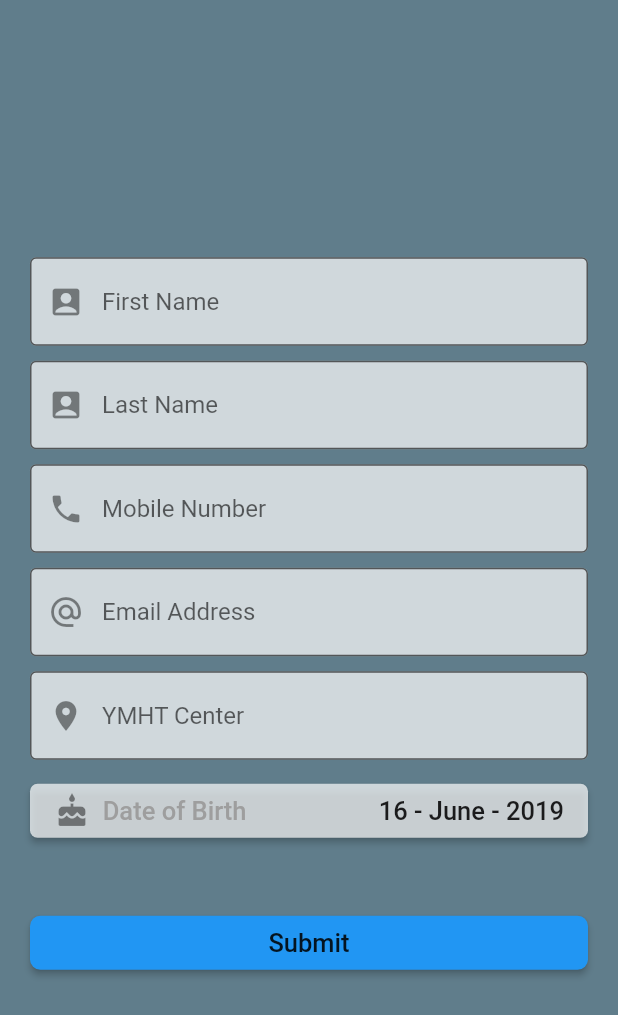
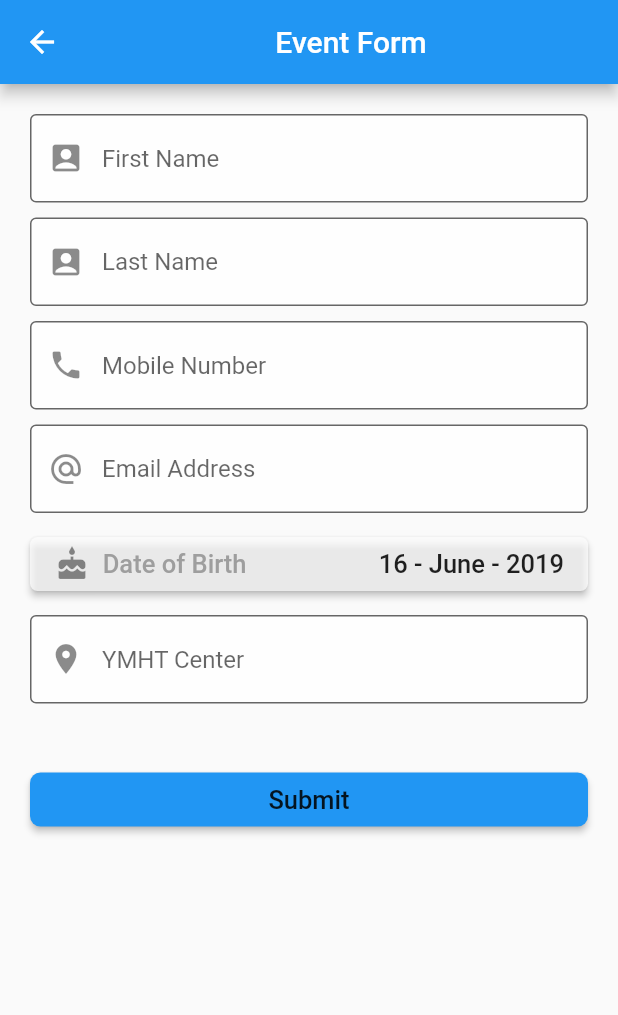
Before and after one commit to gnani-ni-chaya-ma/GNC-event-registration, a Flutter app: the EventForm screen opened directly, on a phone screen of 412 x 824 dp. Shown: the top 1015 px of the screen. Run offline on Flutter 3.47's test engine with Material 2 defaults, Android fonts, the phone set to English and light mode, and no system bars; our stand-ins replace rxdart, validators; missing offline and left inert: flutter_web.

Commit message:
just refactored the code.

```diff
--- a/lib/src/app.dart
+++ b/lib/src/app.dart
@@ -7,9 +7,10 @@ import 'screens/event-list/EventList.dart';
 class App extends StatelessWidget {
   @override
   Widget build(BuildContext context) {
-    return MaterialApp(home: EventForm(), routes: <String, WidgetBuilder>{
+    return MaterialApp(home: EventCategories(), routes: <String, WidgetBuilder>{
       '/categories': (BuildContext context) => new EventCategories(),
       '/list': (BuildContext context) => new EventList(),
+      '/form': (BuildContext context) => new EventForm(),
     });
   }
 }
--- a/lib/src/screens/event-form/mobile-event-form/mobile-event-form.dart
+++ b/lib/src/screens/event-form/mobile-event-form/mobile-event-form.dart
@@ -26,7 +26,17 @@ class MobileEventFormState extends State<MobileEventForm> {
 
   @override
   Widget build(BuildContext context) {
-    return _buildForm();
+    return Scaffold(
+      appBar: _appBar(),
+      body: _buildForm(),
+    );
+  }
+
+  _appBar() {
+    return AppBar(
+        title: Center(
+      child: Text('Event Form'),
+    ));
   }
 
   _buildForm() {
@@ -37,13 +47,18 @@ class MobileEventFormState extends State<MobileEventForm> {
           key: _formKey,
           child: Column(
             children: <Widget>[
-              _firstName(),
-              _lastName(),
-              _mobileNumber(),
-              _email(),
-              _ymhtCenter(),
-              _dobSelector(),
+              commonInputField(Icon(Icons.account_box), "First Name",
+                  'First Name should not be empty'),
+              commonInputField(Icon(Icons.account_box), "Last Name",
+                  'Last Name should not be empty'),
+              commonInputField(Icon(Icons.phone), "Mobile Number",
+                  'Enter Valid Mobile Number'),
+              commonInputField(Icon(Icons.alternate_email), "Email Address",
+                  'Enter Valid Email Address'),
+              commonDatePicker(),
               _roleSelector(),
+              commonInputField(Icon(Icons.location_on), "YMHT Center",
+                  'Enter Valid YMHT Center'),
               SizedBox(
                 height: 30,
               ),
@@ -55,16 +70,16 @@ class MobileEventFormState extends State<MobileEventForm> {
     );
   }
 
-  _firstName() {
+  commonInputField(Icon icon, String hintText, String validationText) {
     return Container(
       padding: EdgeInsets.all(5),
       child: TextFormField(
         decoration: InputDecoration(
-          prefixIcon: Icon(Icons.account_box),
+          prefixIcon: icon,
           border: OutlineInputBorder(),
           fillColor: Colors.white70,
           filled: true,
-          hintText: "First Name",
+          hintText: hintText,
         ),
         validator: (String value) {
           try {
@@ -72,7 +87,7 @@ class MobileEventFormState extends State<MobileEventForm> {
               throw Exception;
             }
           } catch (e) {
-            return 'First Name should not be empty';
+            return validationText;
           }
           return null;
         },
@@ -80,84 +95,7 @@ class MobileEventFormState extends State<MobileEventForm> {
     );
   }
 
-  _lastName() {
-    return Container(
-      padding: EdgeInsets.all(5),
-      child: TextFormField(
-        decoration: InputDecoration(
-          prefixIcon: Icon(Icons.account_box),
-          border: OutlineInputBorder(),
-          fillColor: Colors.white70,
-          filled: true,
-          hintText: "Last Name",
-        ),
-        validator: (String value) {
-          try {
-            if (!isAlpha(value) || value.isEmpty) {
-              throw Exception;
-            }
-          } catch (e) {
-            return 'Last Name should not be empty';
-          }
-          return null;
-        },
-      ),
-    );
-  }
-
-  _mobileNumber() {
-    return Container(
-      padding: EdgeInsets.all(5),
-      child: TextFormField(
-        keyboardType: TextInputType.numberWithOptions(),
-        decoration: InputDecoration(
-          prefixIcon: Icon(Icons.phone),
-          border: OutlineInputBorder(),
-          fillColor: Colors.white70,
-          filled: true,
-          hintText: "Mobile Number",
-        ),
-        validator: (String value) {
-          try {
-            if (!isLength(value, 10, 10) || !isNumeric(value)) {
-              throw Exception;
-            }
-          } catch (e) {
-            return 'Enter Valid Mobile Number';
-          }
-          return null;
-        },
-      ),
-    );
-  }
-
-  _email() {
-    return Container(
-      padding: EdgeInsets.all(5),
-      child: TextFormField(
-        keyboardType: TextInputType.numberWithOptions(),
-        decoration: InputDecoration(
-          prefixIcon: Icon(Icons.alternate_email),
-          border: OutlineInputBorder(),
-          fillColor: Colors.white70,
-          filled: true,
-          hintText: "Email Address",
-        ),
-        validator: (String value) {
-          try {
-            if (!isEmail(value)) {
-              throw Exception;
-            }
-          } catch (e) {
-            return 'Enter Valid Email Address';
-          }
-          return null;
-        },
-      ),
-    );
-  }
-
-  _dobSelector() {
+  commonDatePicker() {
     return Container(
       padding: EdgeInsets.all(5),
       child: RaisedButton(
@@ -265,32 +203,6 @@ class MobileEventFormState extends State<MobileEventForm> {
           );
   }
 
-  _ymhtCenter() {
-    return Container(
-      padding: EdgeInsets.all(5),
-      child: TextFormField(
-        keyboardType: TextInputType.numberWithOptions(),
-        decoration: InputDecoration(
-          prefixIcon: Icon(Icons.location_on),
-          border: OutlineInputBorder(),
-          fillColor: Colors.white70,
-          filled: true,
-          hintText: "YMHT Center",
-        ),
-        validator: (String value) {
-          try {
-            if (!isAlpha(value) || value.isEmpty) {
-              throw Exception;
-            }
-          } catch (e) {
-            return 'Enter Valid YMHT Center';
-          }
-          return null;
-        },
-      ),
-    );
-  }
-
   _submitButton() {
     return Container(
       width: widget.constraints,
```
Also changed, not shown: lib/src/screens/event-categories/mobile-categories/mobile-categories.dart (+16 -19 lines), lib/src/screens/event-list/web-lists/WebLists.dart (+7 -4 lines).
